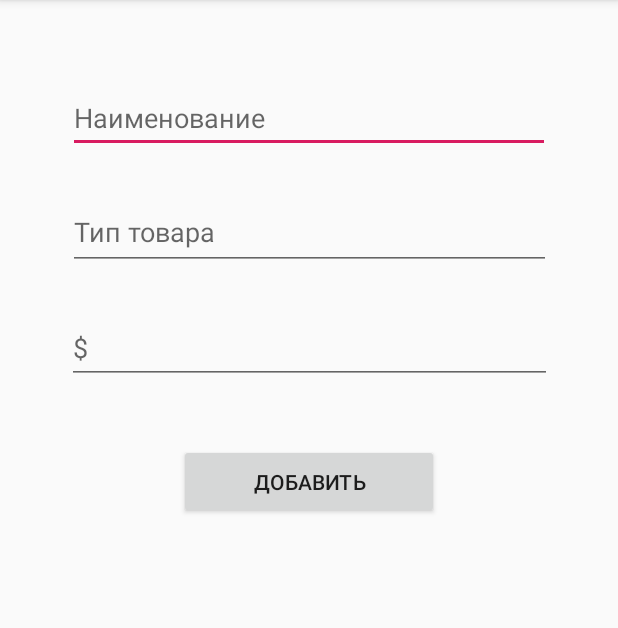
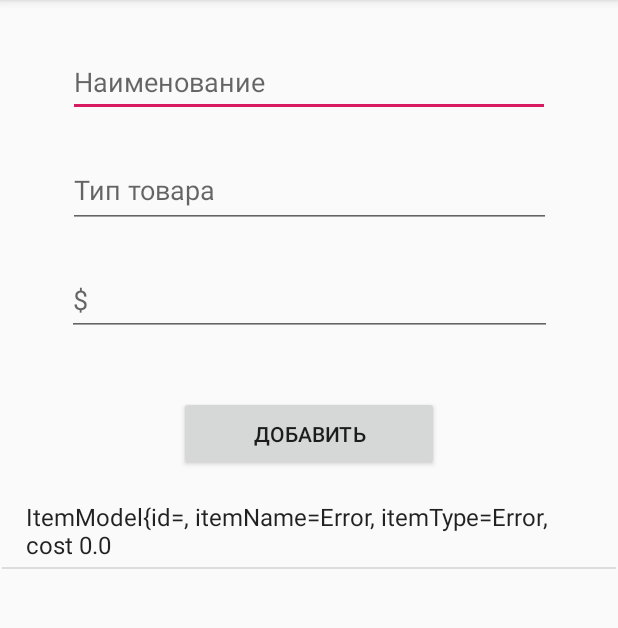
Before and after one commit to anthropomorphous/lab-items-db, an Android app: the screen it shows after launch (MainActivity), after a tap on "ДОБАВИТЬ", on a phone screen of 412 x 824 dp, the part 84-712 px from its top. Run offline under Robolectric (Android 15) with nearby library versions, the phone set to English and light mode, and no system bars.

Commit message:
DB shows as ListView, problem with overlap fixed

```diff
--- a/app/src/main/java/com/example/itemsdb/DBHelper.java
+++ b/app/src/main/java/com/example/itemsdb/DBHelper.java
@@ -1,10 +1,15 @@
 package com.example.itemsdb;
 
+import android.content.ContentValues;
 import android.content.Context;
+import android.database.Cursor;
 import android.database.sqlite.SQLiteDatabase;
 import android.database.sqlite.SQLiteOpenHelper;
 
 import androidx.annotation.Nullable;
+
+import java.util.List;
+import java.util.ArrayList;
 
 public class DBHelper extends SQLiteOpenHelper {
 
@@ -13,7 +18,7 @@ public class DBHelper extends SQLiteOpenHelper {
     public static final String COLUMN_ITEM_TYPE = "ITEM_TYPE";
     public static final String COLUMN_ITEM_COST = "ITEM_COST";
 
-    public DBHelper(@Nullable Context context, @Nullable String name, @Nullable SQLiteDatabase.CursorFactory factory, int version) {
+    public DBHelper(@Nullable Context context) {
         super(context, "items.db", null, 1);
     }
 
@@ -37,4 +42,57 @@ public class DBHelper extends SQLiteOpenHelper {
     public void onUpgrade(SQLiteDatabase sqLiteDatabase, int i, int i1) {
 
     }
+
+    public boolean addItem(ItemModel itemModel) {
+        SQLiteDatabase db = this.getWritableDatabase();
+        ContentValues cv = new ContentValues();
+
+        cv.put(COLUMN_ITEM_NAME, itemModel.getItemName());
+        cv.put(COLUMN_ITEM_TYPE, itemModel.getItemType());
+        cv.put(COLUMN_ITEM_COST, itemModel.getCost());
+
+        // there is no need to add an ID in the DB, because we already have autoincrement in it
+        // (it will be calculated and written automatically)
+
+        long insert = db.insert(ITEM_TABLE, null, cv);
+
+        // insert returns -1, if it fails
+
+        if(insert == -1) {
+            return false;
+        } else {
+            return true;
+        }
+
+    }
+
+    public List<ItemModel> getEveryone() {
+        List<ItemModel> returnList = new ArrayList<>();
+
+        String queryString = "SELECT * FROM " + ITEM_TABLE;
+        SQLiteDatabase db = this.getReadableDatabase();
+
+        // cursor = data, that returns our query (result)
+        Cursor cursor = db.rawQuery(queryString, null);
+        if (cursor.moveToFirst()) {
+            do {
+                int itemID = cursor.getInt(0);
+                String itemName = cursor.getString(1);
+                String itemType = cursor.getString(2);
+                Float itemCost = cursor.getFloat(3);
+
+                ItemModel newItem = new ItemModel(itemID, itemName, itemType, itemCost);
+                returnList.add(newItem);
+
+            } while (cursor.moveToNext());
+        } else {
+            // do nothing
+        }
+
+        // closing connection to db
+        cursor.close();
+        db.close();
+
+        return returnList;
+    }
 }
--- a/app/src/main/java/com/example/itemsdb/MainActivity.java
+++ b/app/src/main/java/com/example/itemsdb/MainActivity.java
@@ -5,10 +5,12 @@ import androidx.appcompat.app.AppCompatActivity;
 import android.content.ClipData;
 import android.os.Bundle;
 import android.view.View;
+import android.widget.ArrayAdapter;
 import android.widget.Button;
 import android.widget.EditText;
 import android.widget.ListView;
 import android.widget.Toast;
+import java.util.List;
 
 public class MainActivity extends AppCompatActivity {
 
@@ -33,9 +35,11 @@ public class MainActivity extends AppCompatActivity {
 
             @Override
             public void onClick(View view) {
+
+                ItemModel itemModel;
                 // checking blank fields (to avoid app crash)
                 try {
-                    ItemModel itemModel = new ItemModel(-1,
+                    itemModel = new ItemModel(-1,
                             editName.getText().toString(),
                             editType.getText().toString(),
                             Float.parseFloat(editCost.getText().toString()));
@@ -43,7 +47,21 @@ public class MainActivity extends AppCompatActivity {
                     Toast.makeText(MainActivity.this, itemModel.toString(), Toast.LENGTH_SHORT).show();
                 } catch (Exception e) {
                     Toast.makeText(MainActivity.this, "Заполните все поля!", Toast.LENGTH_SHORT).show();
+                    itemModel = new ItemModel(-1, "Error", "Error", 0);
                 }
+
+                DBHelper dbHelper = new DBHelper(MainActivity.this);
+
+                boolean success = dbHelper.addItem(itemModel);
+                Toast.makeText(MainActivity.this, "Добавлено:" + success, Toast.LENGTH_SHORT).show();
+
+                List<ItemModel> allItems = dbHelper.getEveryone();
+
+                // for working with the list we need an adapter
+                // in this case we will use "simple_list_item_1"
+                ArrayAdapter itemsAdapter = new ArrayAdapter<ItemModel>(MainActivity.this, android.R.layout.simple_list_item_1, allItems);
+                itemsList.setAdapter(itemsAdapter);
+
             }
         });
 
--- a/app/src/main/res/layout/activity_main.xml
+++ b/app/src/main/res/layout/activity_main.xml
@@ -10,7 +10,7 @@
         android:id="@+id/editName"
         android:layout_width="321dp"
         android:layout_height="46dp"
-        android:layout_marginTop="56dp"
+        android:layout_marginTop="32dp"
         android:ems="10"
         android:hint="@string/nameTextView"
         android:inputType="textPersonName"
@@ -23,7 +23,7 @@
         android:id="@+id/editType"
         android:layout_width="322dp"
         android:layout_height="50dp"
-        android:layout_marginTop="28dp"
+        android:layout_marginTop="24dp"
         android:ems="10"
         android:hint="@string/itemType"
         android:inputType="textPersonName"
@@ -36,7 +36,7 @@
         android:id="@+id/editCost"
         android:layout_width="323dp"
         android:layout_height="48dp"
-        android:layout_marginTop="28dp"
+        android:layout_marginTop="24dp"
         android:ems="10"
         android:hint="$"
         android:inputType="number"
@@ -58,12 +58,12 @@
     <ListView
         android:id="@+id/itemsList"
         android:layout_width="409dp"
-        android:layout_height="352dp"
-        android:layout_marginTop="28dp"
+        android:layout_height="0dp"
+        android:layout_marginTop="16dp"
+        android:windowSoftInputMode="adjustPan"
         app:layout_constraintBottom_toBottomOf="parent"
         app:layout_constraintEnd_toEndOf="parent"
         app:layout_constraintStart_toStartOf="parent"
-        app:layout_constraintTop_toBottomOf="@+id/button"
-        app:layout_constraintVertical_bias="1.0" />
+        app:layout_constraintTop_toBottomOf="@+id/button" />
 
 </androidx.constraintlayout.widget.ConstraintLayout>
```
